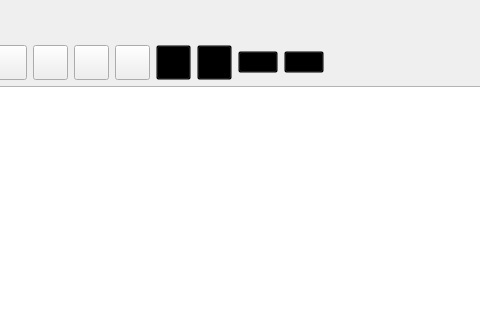
Above: UI/MainGUI.ui from TianyouCheng/MiniGISApplication before the change; both pictures show x 521 to 1001 and y 0 to 320 of the 1239 by 867 pixel window. Below: the same form after it.
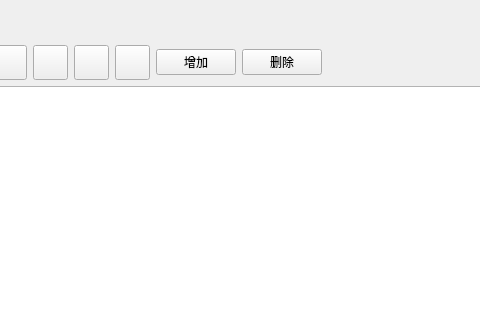
That is the form after the change.

The edit to the form file:
```diff
--- a/UI/MainGUI.ui
+++ b/UI/MainGUI.ui
@@ -334,53 +334,15 @@
             <property name="maximumSize">
              <size>
               <width>35</width>
-              <height>16777215</height>
-             </size>
-            </property>
-            <property name="text">
-             <string/>
-            </property>
-           </widget>
-          </item>
-          <item>
-           <widget class="QPushButton" name="tsButtonNewGeo">
-            <property name="minimumSize">
-             <size>
-              <width>0</width>
               <height>35</height>
              </size>
             </property>
             <property name="maximumSize">
              <size>
               <width>35</width>
-              <height>16777215</height>
-             </size>
-            </property>
-            <property name="styleSheet">
-             <string notr="true">background-color:transparent</string>
-            </property>
-            <property name="text">
-             <string/>
-            </property>
-           </widget>
-          </item>
-          <item>
-           <widget class="QPushButton" name="tsButtonEditGeo">
-            <property name="minimumSize">
-             <size>
-              <width>0</width>
               <height>35</height>
              </size>
             </property>
-            <property name="maximumSize">
-             <size>
-              <width>35</width>
-              <height>16777215</height>
-             </size>
-            </property>
-            <property name="styleSheet">
-             <string notr="true">background-color:transparent</string>
-            </property>
             <property name="text">
              <string/>
             </property>
@@ -389,20 +351,20 @@
           <item>
            <widget class="QPushButton" name="pushButtonAdd">
             <property name="styleSheet">
-             <string notr="true">background-color:transparent</string>
+             <string notr="true"/>
             </property>
             <property name="text">
-             <string/>
+             <string>增加</string>
             </property>
            </widget>
           </item>
           <item>
            <widget class="QPushButton" name="pushButtonDel">
             <property name="styleSheet">
-             <string notr="true">background-color:transparent</string>
+             <string notr="true"/>
             </property>
             <property name="text">
-             <string/>
+             <string>删除</string>
             </property>
            </widget>
           </item>
```
Left out of the diff: 42 changed lines with no effect on the pictures.
